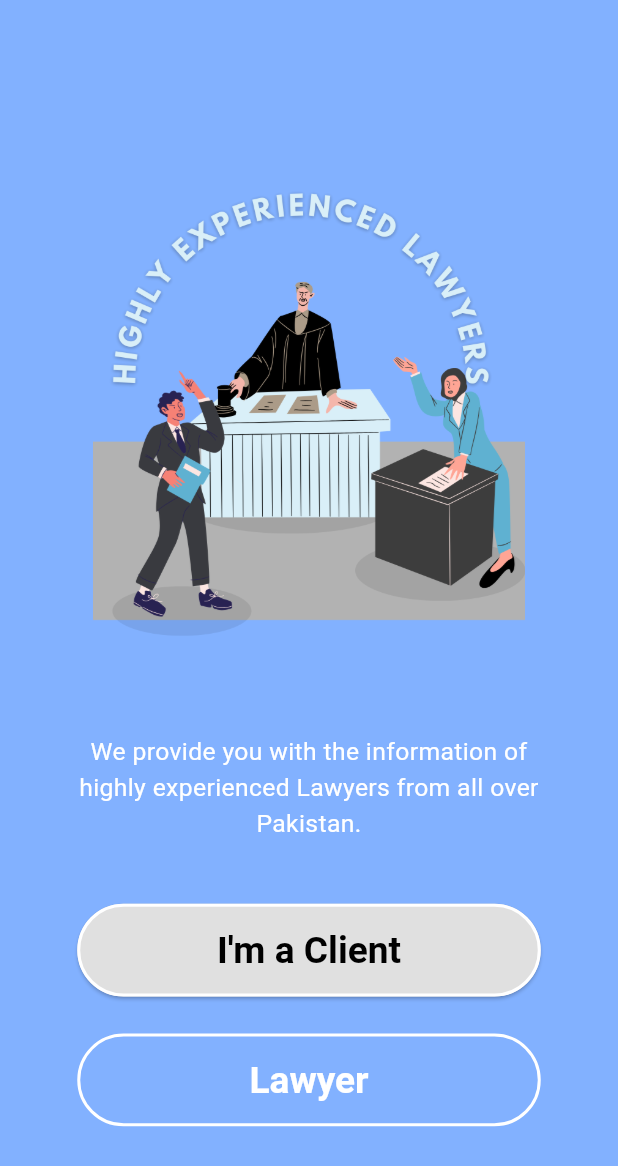
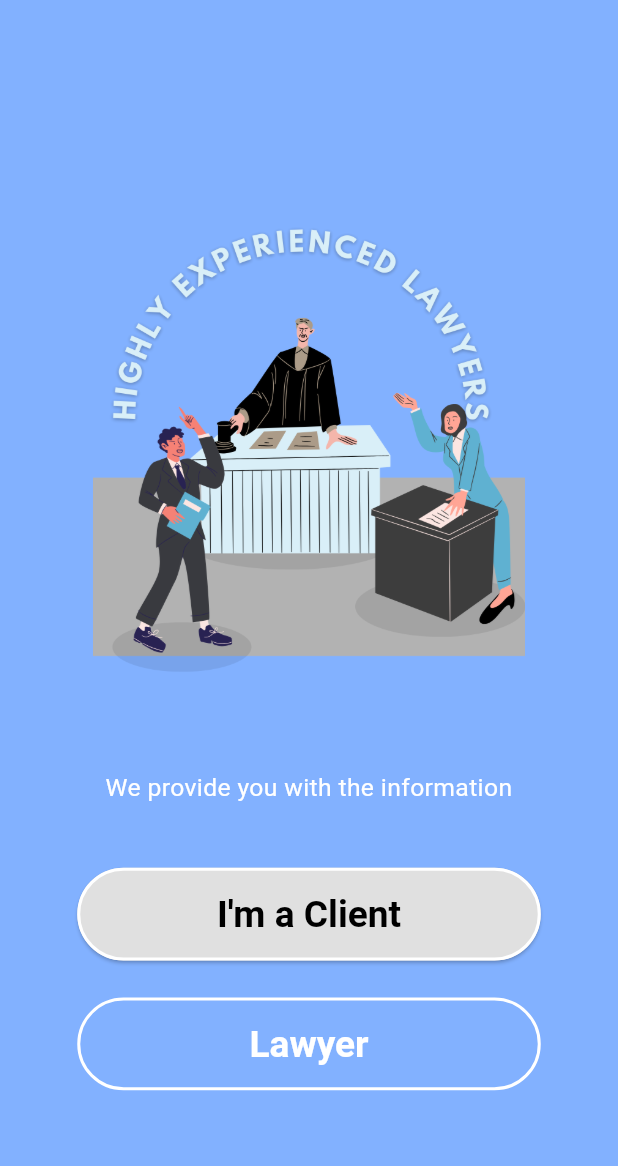
Before and after one commit to hafsaabidsaeed/ELaw-Mobile-Application, a Flutter app: the screen it shows after launch, on a phone screen of 412 x 824 dp. Shown: the top 1166 px of the screen. Run offline on Flutter 3.47's test engine with Material 3 defaults, Android fonts, the light colour scheme and no system bars; our stand-ins replace pinput.

Commit message:
Update onboarding_screen_1.dart

```diff
--- a/lib/screens/onboarding_screen/onboarding_screen_1.dart
+++ b/lib/screens/onboarding_screen/onboarding_screen_1.dart
@@ -30,7 +30,7 @@ class BoardingScreen1 extends StatelessWidget {
               Image.asset("assets/elaw.png", width: imageWidth),
               SizedBox(height: screenHeight * 0.02),
               Text(
-                "We provide you with the information of highly experienced Lawyers from all over Pakistan.",
+                "We provide you with the information ",
                 style: TextStyle(color: Colors.white, fontSize: textSize),
                 textAlign: TextAlign.center,
               ),
```
